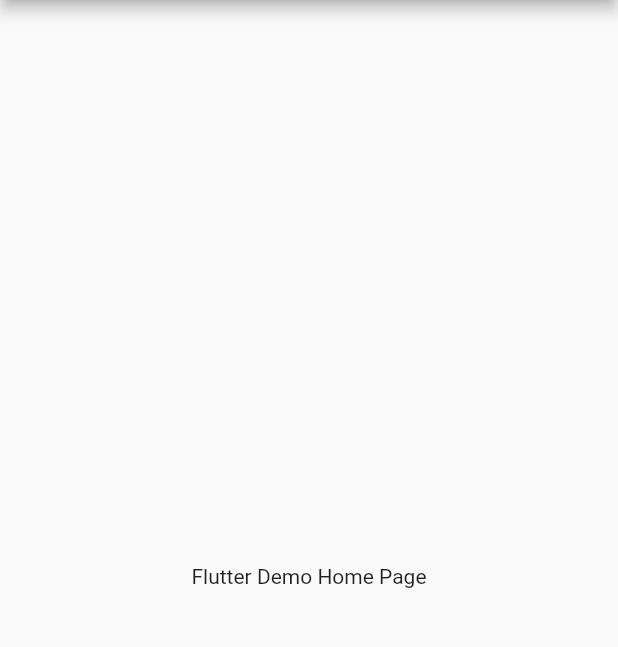
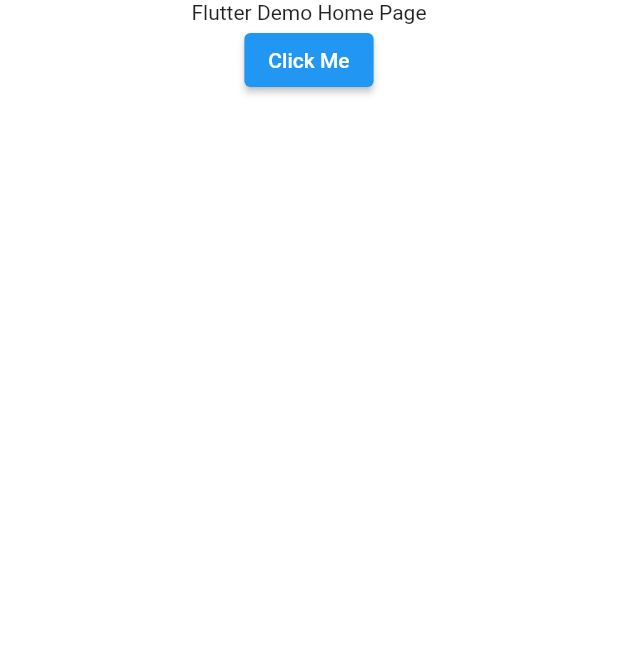
Before and after one commit to rayct/amazon_clone, a Flutter app: the screen it shows after launch, on a phone screen of 412 x 824 dp, the part 84-731 px from its top. Run offline on Flutter 3.47's test engine with Material 2 defaults, Android fonts, the phone set to English and light mode, and no system bars.

```diff
--- a/lib/main.dart
+++ b/lib/main.dart
@@ -1,3 +1,4 @@
+import 'package:amazon_clone/constants/global_variables.dart';
 import 'package:flutter/material.dart';
 
 void main() {
@@ -13,14 +14,29 @@ class MyApp extends StatelessWidget {
     return MaterialApp(
       title: 'Amazon Clone',
       theme: ThemeData(
-        primarySwatch: Colors.blue,
+        scaffoldBackgroundColor: GlobalVariables.backgroundColor,
+        appBarTheme: const AppBarTheme(
+          elevation: 0,
+          iconTheme: IconThemeData(
+            color: Colors.black,
+          ),
+        ),
       ),
       home: Scaffold(
         appBar: AppBar(
           title: const Text('Rays Amazon Clone'),
         ),
-        body: const Center(
-          child: Text('Flutter Demo Home Page'),
+        body: Column(
+          children: [
+            const Center(
+                child: Text(
+              'Flutter Demo Home Page',
+            )),
+            ElevatedButton(
+              onPressed: () {},
+              child: Text('Click Me'),
+            ),
+          ],
         ),
       ),
     );
```
